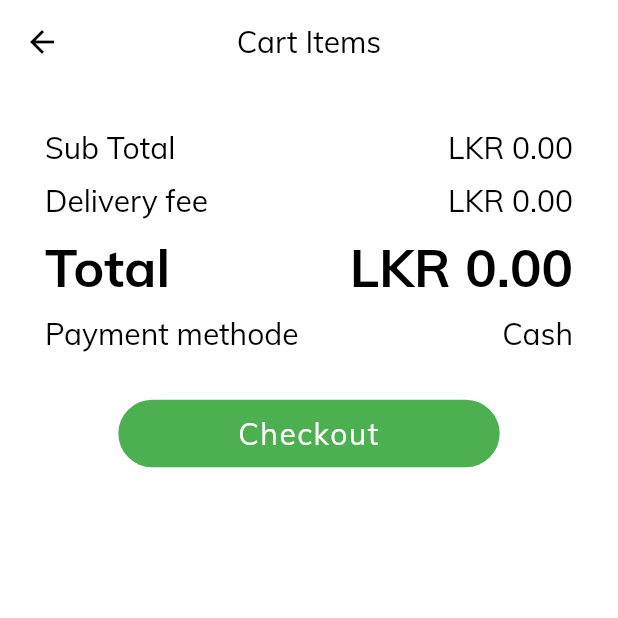
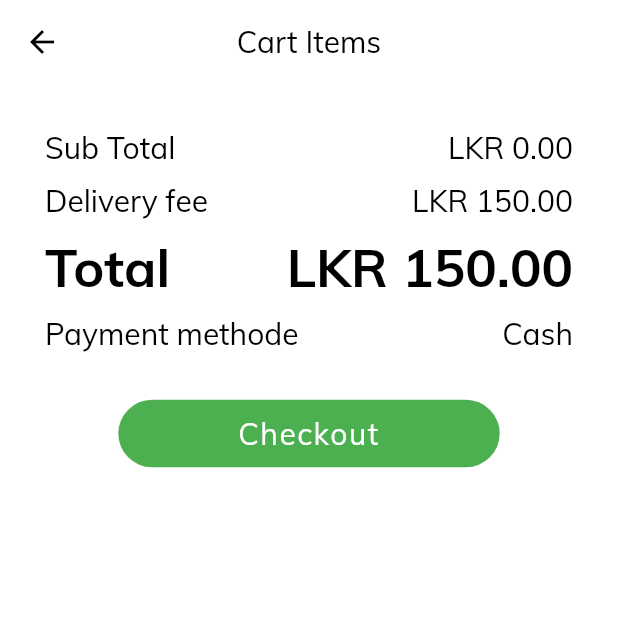
Before and after one commit to hirishegank/user, a Flutter app: the CartPage screen opened directly, on a phone screen of 412 x 824 dp, the top half of it. Run offline on Flutter 3.47's test engine with Material 2 defaults, Android fonts, the phone set to English and light mode, and no system bars; our stand-ins replace cloud_firestore, firebase_auth, firebase_storage, flutter_rating_bar, font_awesome_flutter, intro_slider and 1 more; accounts and stored records are empty.

Commit message:
changed delivery fee

```diff
--- a/lib/screens/cart_items.dart
+++ b/lib/screens/cart_items.dart
@@ -128,7 +128,8 @@ class _CartPageState extends State<CartPage> {
                     children: <Widget>[
                       Text('Delivery fee'),
                       Text(
-                          'LKR ${(this._getTotal() * 0.1).toStringAsFixed(2)}'),
+                          // 'LKR ${(this._getTotal() * 0.1).toStringAsFixed(2)}'),
+                          'LKR 150.00'),
                     ],
                   ),
                   SizedBox(
@@ -143,7 +144,8 @@ class _CartPageState extends State<CartPage> {
                             fontSize: 35, fontWeight: FontWeight.bold),
                       ),
                       Text(
-                        'LKR ${(this._getTotal() * 1.1).toStringAsFixed(2)}',
+                        // 'LKR ${(this._getTotal() * 1.1).toStringAsFixed(2)}',
+                        'LKR ${(this._getTotal() + 150).toStringAsFixed(2)}',
                         style: TextStyle(
                             fontSize: 35, fontWeight: FontWeight.bold),
                       ),
```
